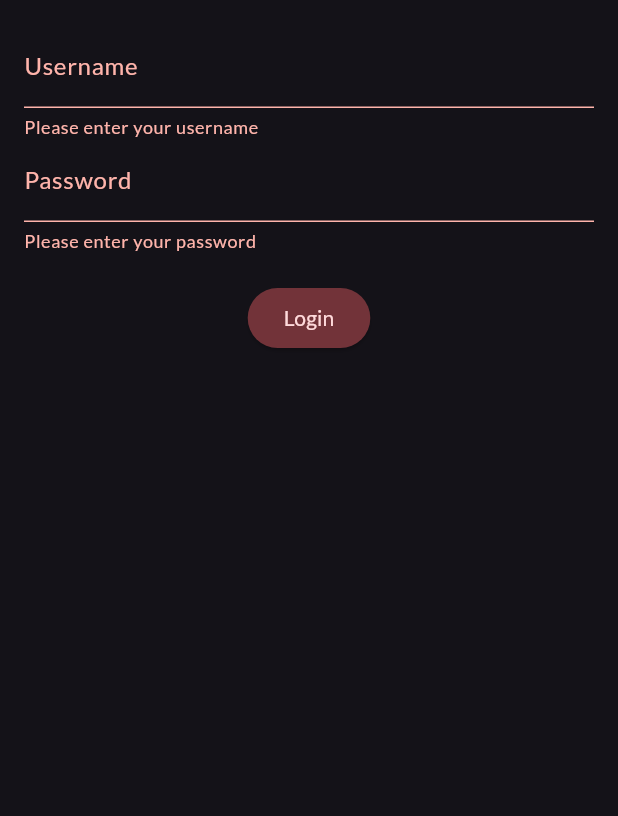
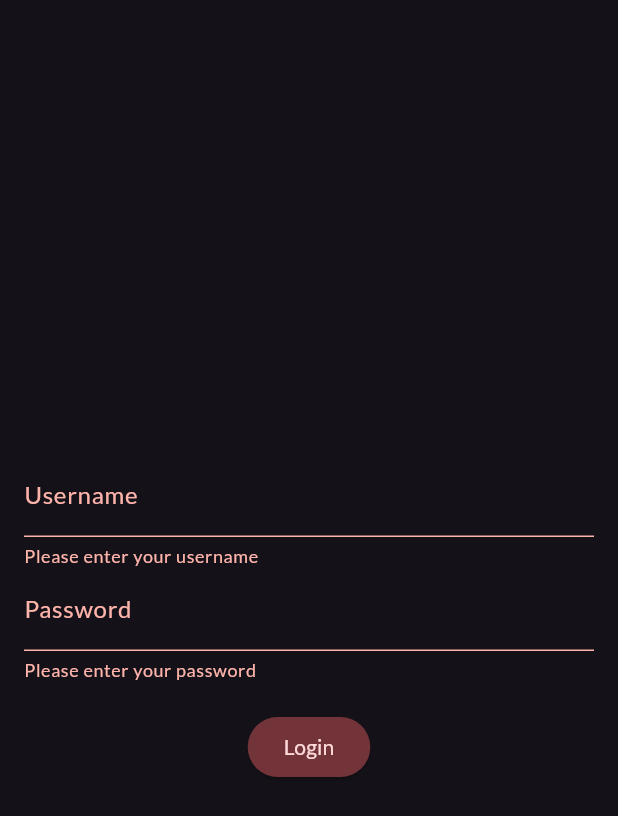
Before and after one commit to MHibriziF/Movie-App, a Flutter app: the LoginScreen screen opened directly, after a tap on "Login", on a phone screen of 412 x 824 dp. Shown: the top 816 px of the screen. Run offline on Flutter 3.47's test engine with Material 3 defaults, Android fonts, the phone set to English and light mode, and no system bars; our stand-ins replace carousel_slider, envied, google_fonts, hive, hive_flutter; accounts and stored records are empty; generated files the repository leaves out were written again; network calls fail.

Commit message:
Centerize login form

```diff
--- a/lib/screens/login_screen.dart
+++ b/lib/screens/login_screen.dart
@@ -13,6 +13,23 @@ class _LoginScreenState extends State<LoginScreen> {
   final _formKey = GlobalKey<FormState>();
   final TextEditingController _usernameController = TextEditingController();
   final TextEditingController _passwordController = TextEditingController();
+
+  void submitLogin() {
+    if (_formKey.currentState!.validate()) {
+      login(
+        context,
+        _usernameController.text,
+        _passwordController.text,
+      );
+    }
+  }
+
+  String? nullValidator(String? value, String message) {
+    if (value == null || value.isEmpty) {
+      return message;
+    }
+    return null;
+  }
 
   void login(BuildContext context, String username, String password) async {
     final request = await Authentication.getRequestToken();
@@ -42,11 +59,14 @@ class _LoginScreenState extends State<LoginScreen> {
   @override
   Widget build(BuildContext context) {
     return Scaffold(
-      body: Padding(
+      body: Center(
+        child: Padding(
           padding: const EdgeInsets.all(16.0),
           child: Form(
             key: _formKey,
             child: Column(
+              mainAxisAlignment: MainAxisAlignment.center,
+              mainAxisSize: MainAxisSize.min,
               children: [
                 TextFormField(
                   style: TextStyle(
@@ -57,12 +77,10 @@ class _LoginScreenState extends State<LoginScreen> {
                     labelText: "Username",
                     hintText: "Enter your TMDB username",
                   ),
-                validator: (value) {
-                  if (value == null || value.isEmpty) {
-                    return 'Please enter your username';
-                  }
-                  return null;
-                },
+                  validator: (value) => nullValidator(
+                    value,
+                    'Please enter your username',
+                  ),
                 ),
                 TextFormField(
                   style: TextStyle(
@@ -74,30 +92,21 @@ class _LoginScreenState extends State<LoginScreen> {
                     hintText: "Enter your TMDB password",
                   ),
                   obscureText: true,
-                validator: (value) {
-                  if (value == null || value.isEmpty) {
-                    return 'Please enter your password';
-                  }
-                  return null;
-                },
+                  validator: (value) => nullValidator(
+                    value,
+                    'Please enter your password',
+                  ),
                 ),
                 SizedBox(height: 20),
                 ElevatedButton(
-                onPressed: () {
-                  if (_formKey.currentState!.validate()) {
-                    login(
-                      context,
-                      _usernameController.text,
-                      _passwordController.text,
-                    );
-                  }
-                },
+                  onPressed: submitLogin,
                   child: const Text("Login"),
                 ),
               ],
             ),
           ),
         ),
+      ),
     );
   }
 }
```
Lines whose indentation alone changed are shown as unchanged.
